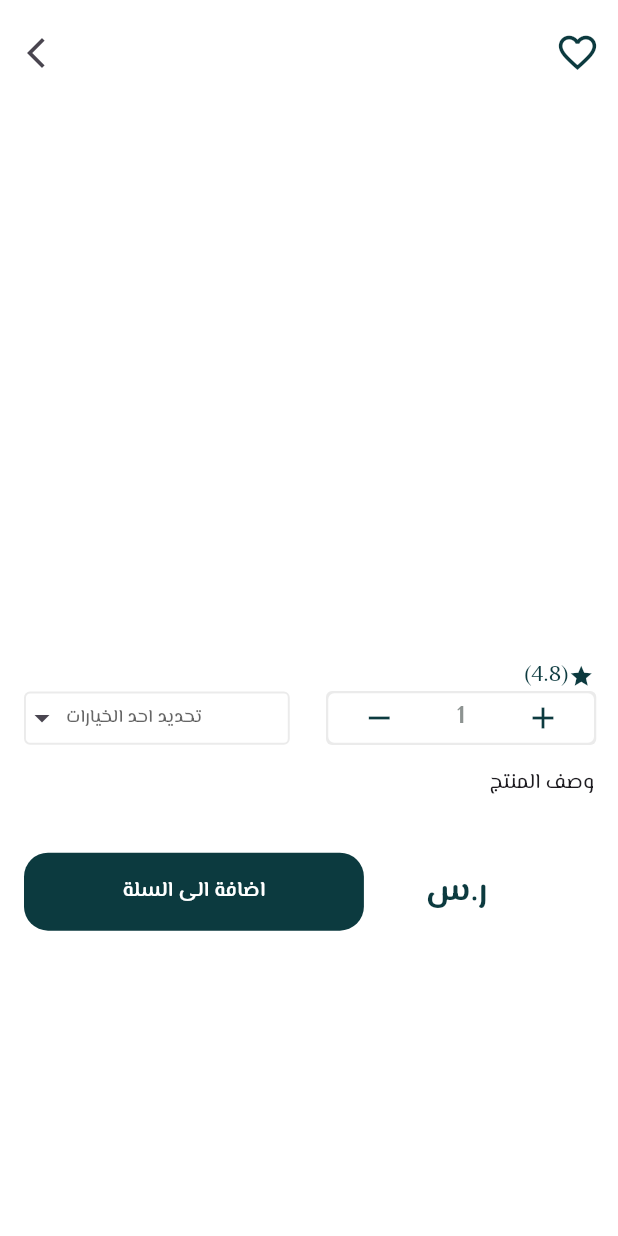
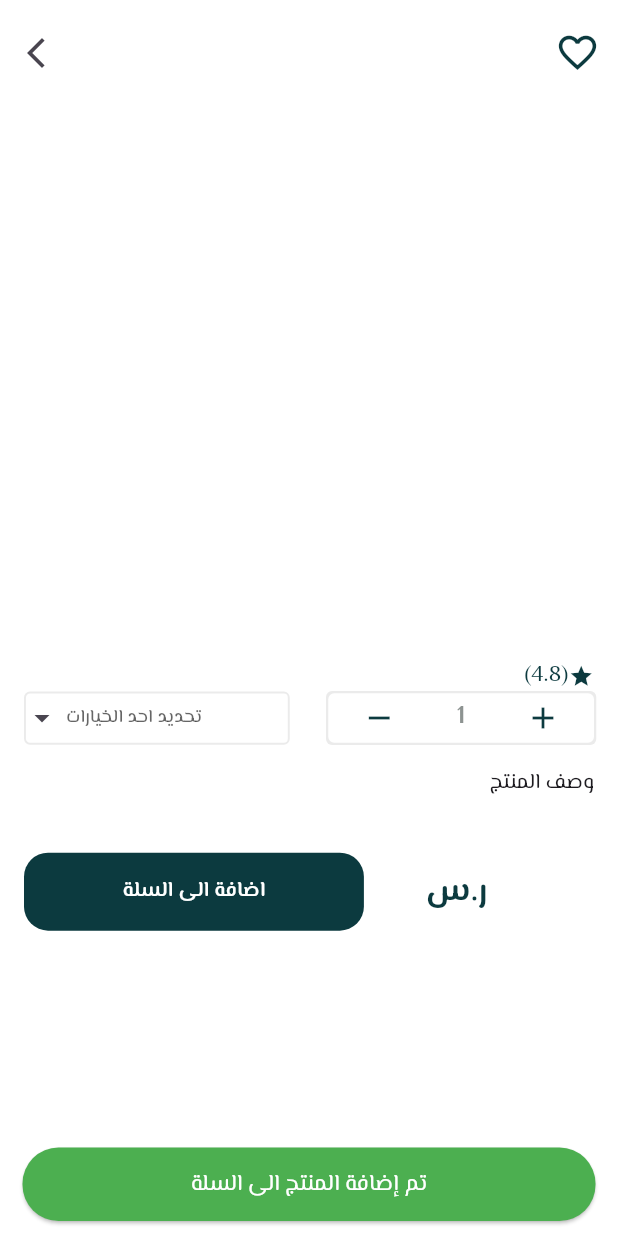
Before and after one commit to Rana-Mohsen/angelina, a Flutter app: the ProductDetailsView screen opened directly with empty values, after a tap on "اضافة الى السلة", on a phone screen of 412 x 824 dp. Run offline on Flutter 3.47's test engine with Material 3 defaults, Android fonts, the phone set to English and light mode, and no system bars; drawn by our look-alikes of carousel_slider; our stand-ins replace bloc, cached_network_image, dartz, device_preview, dio, flutter_bloc and 6 more; network calls fail.

Commit message:
customize snake bar

```diff
--- a/lib/core/utils/functions/snack_bar.dart
+++ b/lib/core/utils/functions/snack_bar.dart
@@ -6,10 +6,21 @@ void snackBarMessage(BuildContext context, String msg) {
     SnackBar(
       content: Text(
         msg,
+        style: TextStyle(color: Color(0xffffffff), fontSize: 15),
         textDirection: TextDirection.rtl,
         textAlign: TextAlign.center,
       ),
-      backgroundColor: kGreenColor,
+      elevation: 1,
+      behavior: SnackBarBehavior.floating,
+      //width: 50,
+      shape: RoundedRectangleBorder(
+        borderRadius: BorderRadius.circular(24),
+        // side: BorderSide(
+        //   color: Colors.green,
+        //   width: 2,
+        // ), // Adjust the radius here too
+      ),
+      backgroundColor: Colors.green,
     ),
   );
 }
--- a/lib/views/product/product_details_view.dart
+++ b/lib/views/product/product_details_view.dart
@@ -2,6 +2,7 @@ import 'dart:ui' as ui;
 
 import 'package:angelina/constants.dart';
 import 'package:angelina/core/utils/assets.dart';
+import 'package:angelina/core/utils/functions/snack_bar.dart';
 import 'package:angelina/core/widgets/cusrom_add_remove.dart';
 import 'package:angelina/core/widgets/custom_button.dart';
 import 'package:angelina/models/home/product_model.dart';
@@ -140,7 +141,7 @@ class _ProductDetailsViewState extends State<ProductDetailsView> {
                           child: CustomButton(
                             text: "اضافة الى السلة",
                             onTap: () {
-
+                              _updateCart(cartList, widget.product);
                             },
                           ),
                         ),
@@ -165,4 +166,16 @@ class _ProductDetailsViewState extends State<ProductDetailsView> {
       ),
     );
   }
+
+  void _updateCart(List<ProductModel> cartList, ProductModel product) {
+    int index = cartList.indexWhere((item) => item.id == product.id);
+
+    if (index != -1) {
+      cartList[index].count = product.count;
+      snackBarMessage(context, "تم تحديث المنتج فى السلة");
+    } else {
+      cartList.add(product);
+      snackBarMessage(context, "تم إضافة المنتج الى السلة");
+    }
+  }
 }
```
